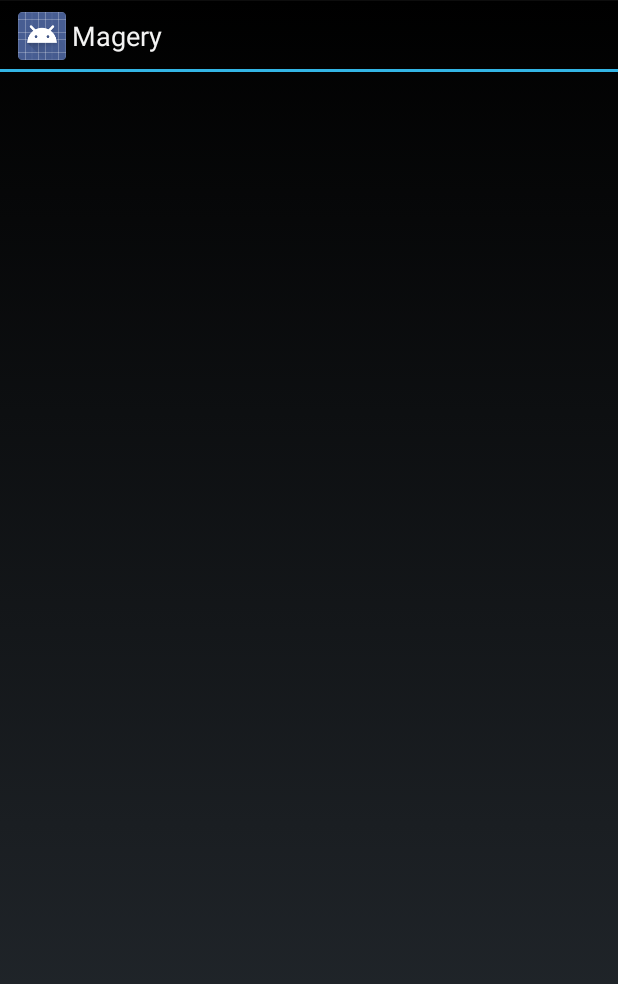
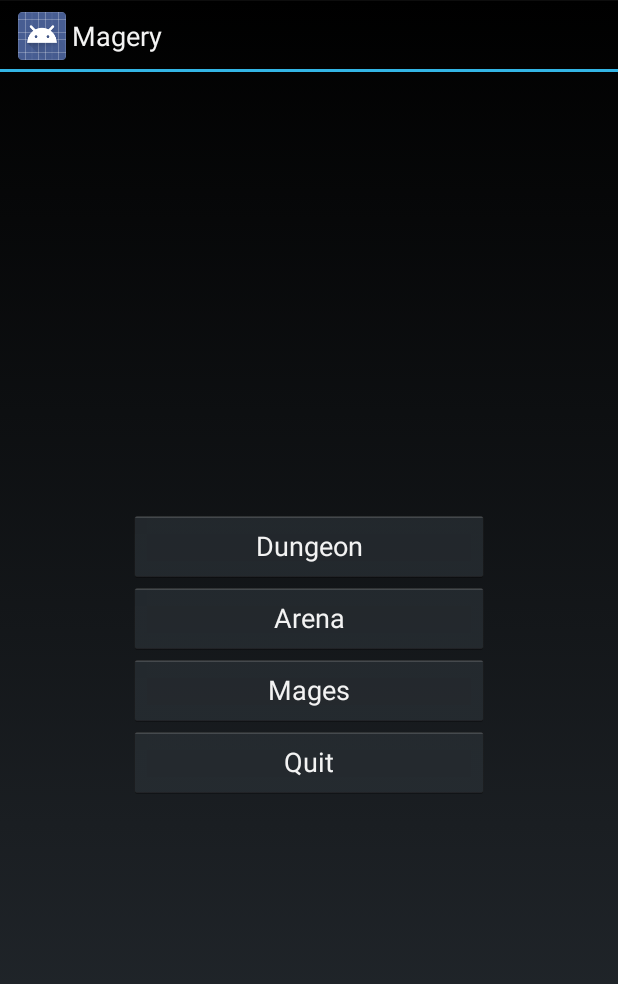
Before and after one commit to bottleortree/magery, an Android app: the layout activity_main.xml on its own in the app's theme, with its tools: preview values and no code run, on a phone screen of 412 x 824 dp. Shown: the top 984 px of the screen. Run offline under Robolectric (Android 15) with nearby library versions, the phone set to English and light mode, and no system bars.

Commit message:
Main activity layout and quit button

```diff
--- a/Magery/src/main/res/layout/activity_main.xml
+++ b/Magery/src/main/res/layout/activity_main.xml
@@ -1,7 +1,44 @@
-<FrameLayout xmlns:android="http://schemas.android.com/apk/res/android"
+<RelativeLayout xmlns:android="http://schemas.android.com/apk/res/android"
     xmlns:tools="http://schemas.android.com/tools"
-    android:id="@+id/container"
     android:layout_width="match_parent"
     android:layout_height="match_parent"
-    tools:context=".MainActivity"
-    tools:ignore="MergeRootFrame" />
+    android:paddingLeft="@dimen/activity_horizontal_margin"
+    android:paddingRight="@dimen/activity_horizontal_margin"
+    android:paddingTop="@dimen/activity_vertical_margin"
+    android:paddingBottom="@dimen/activity_vertical_margin"
+    tools:context=".MainActivity$PlaceholderFragment">
+
+    <LinearLayout
+        android:id="@+id/main_view_buttons"
+        android:layout_width="wrap_content"
+        android:layout_height="wrap_content"
+        android:orientation="vertical"
+        android:layout_centerInParent="true">
+
+        <Button
+            android:id="@+id/main_button_dungeon"
+            android:text="Dungeon"
+            android:layout_width="240dp"
+            android:layout_height="wrap_content" />
+
+        <Button
+            android:id="@+id/main_button_arena"
+            android:text="Arena"
+            android:layout_width="240dp"
+            android:layout_height="wrap_content" />
+
+        <Button
+            android:id="@+id/main_button_mages"
+            android:text="Mages"
+            android:layout_width="240dp"
+            android:layout_height="wrap_content" />
+
+        <Button
+            android:id="@+id/main_button_quit"
+            android:text="Quit"
+            android:layout_width="240dp"
+            android:layout_height="wrap_content" />
+
+    </LinearLayout>
+
+</RelativeLayout>
```
Also changed, not shown: Magery/src/main/java/uk/co/bottleortree/magery/MainActivity.java (+12 -17 lines), Magery/src/main/res/layout/fragment_main.xml (deleted, +0 -44 lines).
